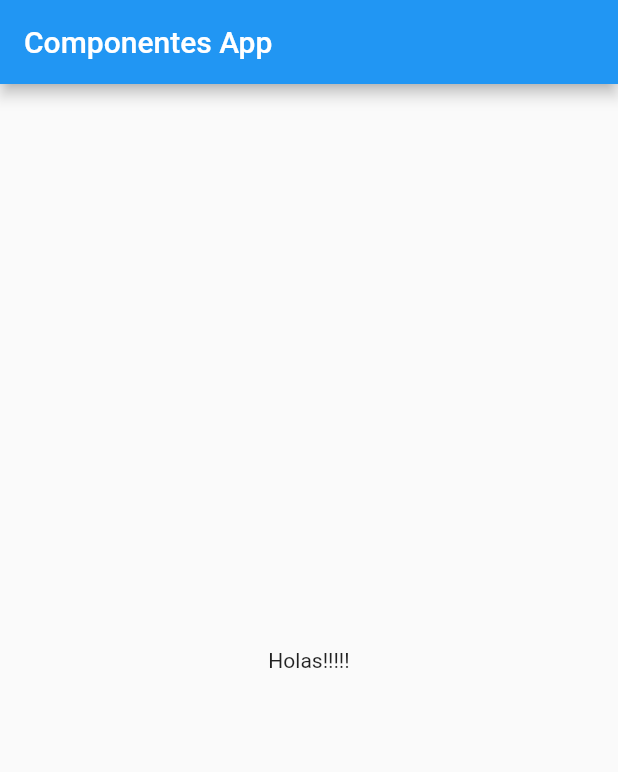
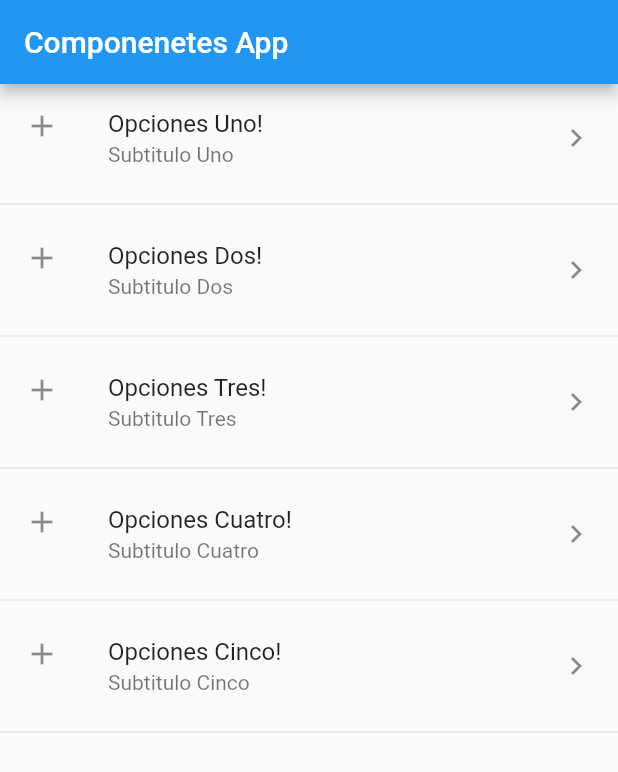
Before and after one commit to dariojolo/componentes, a Flutter app: the screen it shows after launch, on a phone screen of 412 x 824 dp. Shown: the top 772 px of the screen. Run offline on Flutter 3.47's test engine with Material 2 defaults, Android fonts, the phone set to English and light mode, and no system bars.

Commit message:
Agregando componente ListView

```diff
--- a/lib/main.dart
+++ b/lib/main.dart
@@ -9,14 +9,9 @@ class MyApp extends StatelessWidget {
     return MaterialApp(
       debugShowCheckedModeBanner: false,
       title: 'Componentes App',
-      home: Scaffold(
-        appBar: AppBar(
-          title: Text('Componentes App'),
-        ),
-        body: Center(
-          child: HomePageTemp(),
-          ),
-        ),
+      home: HomePageTemp(),
+
+
     );
   }
 }
--- a/lib/src/pages/home_temp.dart
+++ b/lib/src/pages/home_temp.dart
@@ -2,12 +2,45 @@ import 'package:flutter/material.dart';
 
 
 class HomePageTemp extends StatelessWidget {
-  const HomePageTemp({Key key}) : super(key: key);
+
+  final opciones = ['Uno','Dos','Tres','Cuatro','Cinco'];
 
   @override
   Widget build(BuildContext context) {
-    return Center(
-      child: Text('Holas!!!!!'),
+    return Scaffold(
+      appBar: AppBar(
+        title: Text('Componenetes App'),
+      ),
+      body: ListView(
+        children: _crearItemsCorta()
+
+      ),
     );
   }
+  List<Widget>_crearItems(){
+
+    List<Widget>lista = new List<Widget>();
+
+   for (var opc in opciones) {
+     final widgetTemp = ListTile(title: Text('Opcion ' + opc),);
+     lista..add(widgetTemp)
+          ..add(Divider());
+   }
+    return lista;
+  }
+   List<Widget>_crearItemsCorta(){
+     return opciones.map((item) {
+       return Column(
+         children: <Widget>[
+           ListTile(title: Text('Opciones ' + item + "!"),
+           subtitle: Text('Subtitulo ' + item),
+           leading: Icon(Icons.add),
+           trailing: Icon(Icons.keyboard_arrow_right),
+           onTap: (){},
+           ),
+           Divider(),
+         ],
+       );
+     }).toList();
+   }
 }
```
